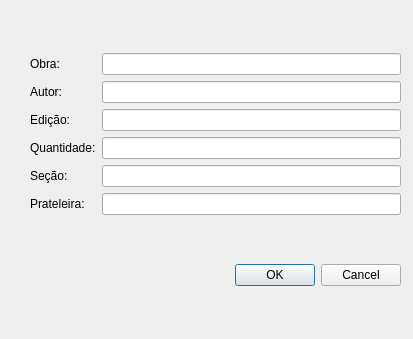
First picture: the form in TrabalhoFinalQT/addwindow.ui, repository arianeam/prog.OOC-, before the edit.
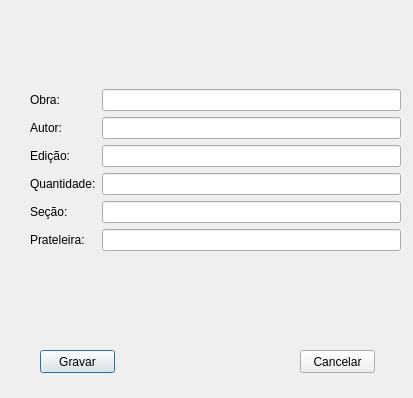
Second picture: the form after the edit.

```diff
--- a/TrabalhoFinalQT/addwindow.ui
+++ b/TrabalhoFinalQT/addwindow.ui
@@ -7,13 +7,13 @@
     <x>0</x>
     <y>0</y>
     <width>413</width>
-    <height>339</height>
+    <height>398</height>
    </rect>
   </property>
   <property name="windowTitle">
    <string>Dialog</string>
   </property>
-  <widget class="QWidget" name="">
+  <widget class="QWidget" name="layoutWidget">
    <property name="geometry">
     <rect>
      <x>30</x>
@@ -95,15 +95,34 @@
       </item>
      </layout>
     </item>
-    <item>
-     <widget class="QDialogButtonBox" name="addbuttonBox">
-      <property name="standardButtons">
-       <set>QDialogButtonBox::Cancel|QDialogButtonBox::Ok</set>
-      </property>
-     </widget>
-    </item>
    </layout>
   </widget>
+  <widget class="QPushButton" name="gravarBtn">
+   <property name="geometry">
+    <rect>
+     <x>40</x>
+     <y>350</y>
+     <width>75</width>
+     <height>23</height>
+    </rect>
+   </property>
+   <property name="text">
+    <string>Gravar</string>
+   </property>
+  </widget>
+  <widget class="QPushButton" name="cancelarBtn">
+   <property name="geometry">
+    <rect>
+     <x>300</x>
+     <y>350</y>
+     <width>75</width>
+     <height>23</height>
+    </rect>
+   </property>
+   <property name="text">
+    <string>Cancelar</string>
+   </property>
+  </widget>
  </widget>
  <resources/>
  <connections/>
```
